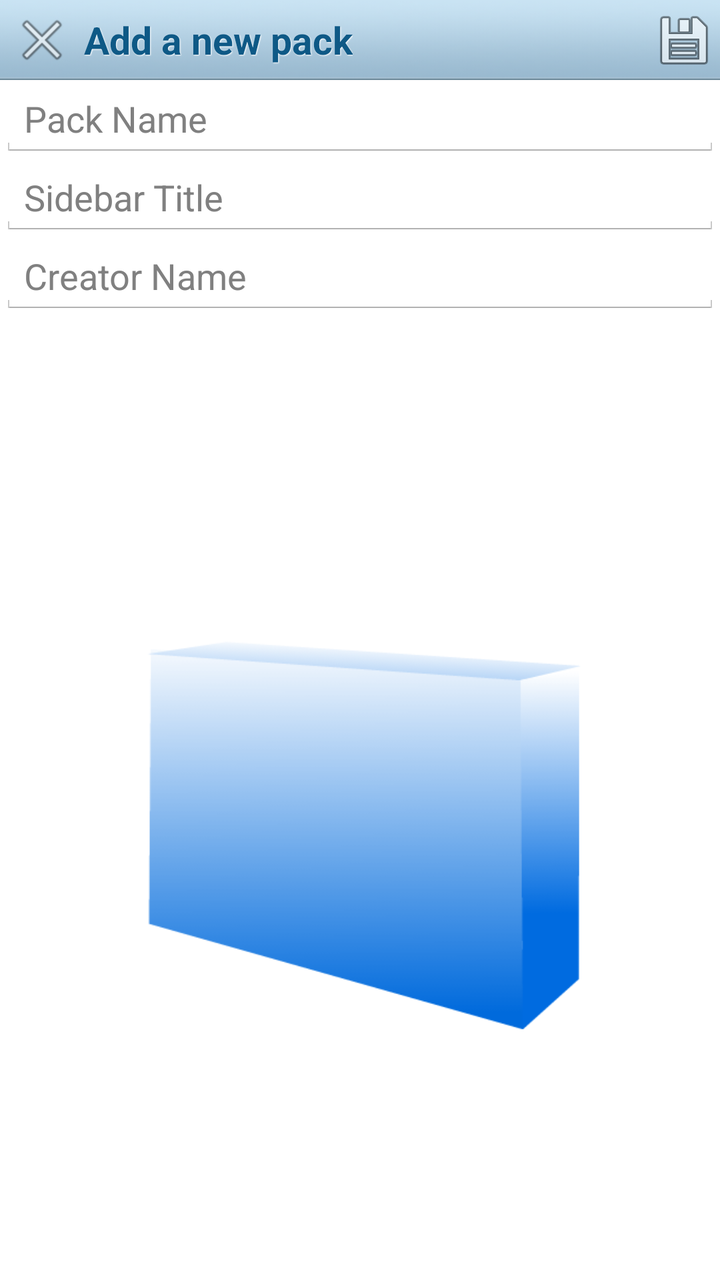
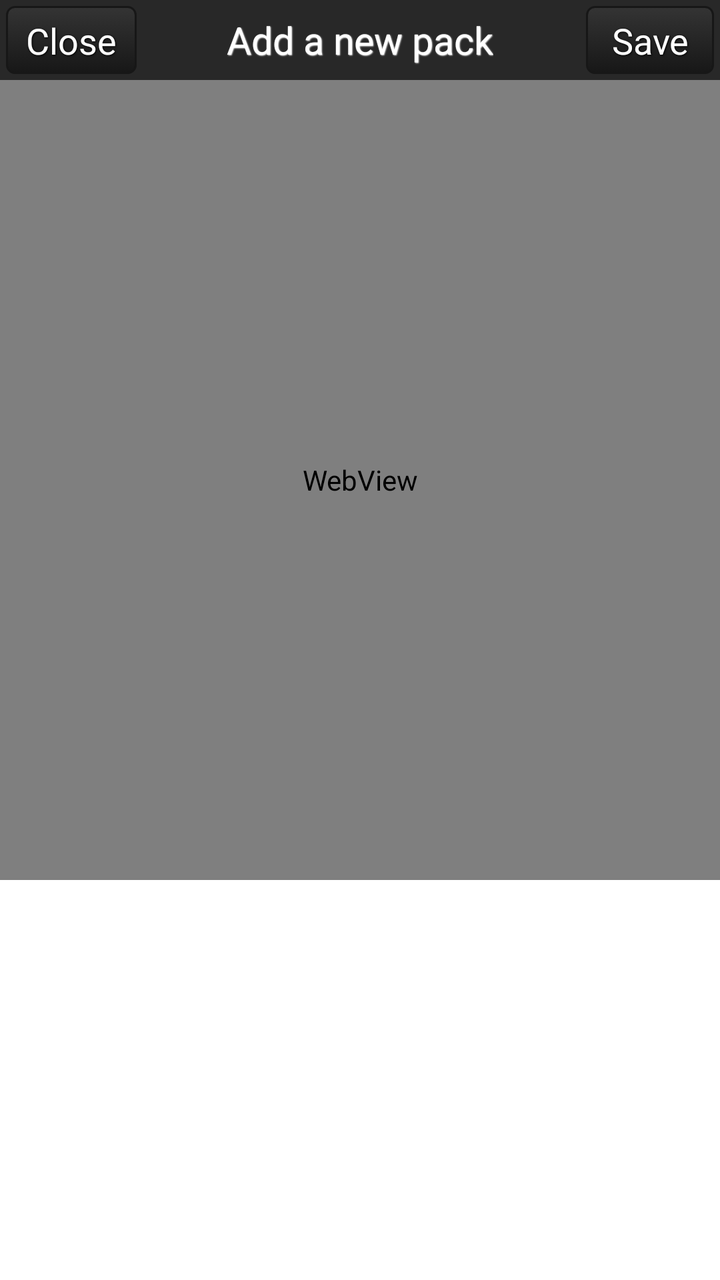

Screens rendered from an Android XML layout before and after an edit, with the pre-edit source and the edit as a unified diff.
<!-- AndroidManifest.xml: application theme AppTheme -->
<!-- res/layout/fragment_help.xml -->
<?xml version="1.0" encoding="utf-8"?>
<LinearLayout xmlns:android="http://schemas.android.com/apk/res/android"
    android:layout_width="fill_parent"
    android:layout_height="fill_parent"
    android:orientation="vertical" >
    
    <include layout="@layout/dialog_header" />

    <LinearLayout
        android:layout_width="match_parent"
        android:layout_height="match_parent"
        android:orientation="vertical" >

        <EditText
            android:id="@+id/fragment_add_pack_pack_name"
            android:layout_width="match_parent"
            android:layout_height="wrap_content"
            android:hint="Pack Name"
            android:ems="10" >
        </EditText>

        <EditText
            android:id="@+id/fragment_add_pack_sidebar_title"
            android:layout_width="match_parent"
            android:layout_height="wrap_content"
            android:hint="Sidebar Title"
            android:ems="10" />

        <EditText
            android:id="@+id/fragment_add_pack_creator"
            android:layout_width="match_parent"
            android:layout_height="wrap_content"
            android:hint="Creator Name"
            android:ems="10" />

        <ImageView
            android:id="@+id/fragment_add_pack_coverImage"
            android:layout_width="fill_parent"
            android:layout_height="fill_parent"
            android:layout_gravity="center"
            android:layout_marginLeft="50dp"
            android:layout_marginRight="50dp"
            android:layout_marginTop="30dp"
            android:scaleType="centerInside"
            android:src="@drawable/pack_cover_default_image" />
    </LinearLayout>

</LinearLayout>
<!-- res/layout/dialog_header.xml (included above) -->
<?xml version="1.0" encoding="utf-8"?>
<RelativeLayout xmlns:android="http://schemas.android.com/apk/res/android"
	android:id="@+id/main_relativelayout_header" 
  	android:layout_width="fill_parent" 
  	android:layout_height="40dip"
  	android:background="@drawable/dialog_head_bg">
  	
    <ImageView
    	android:id="@+id/dialog_head_close_btn"
  		android:layout_width="wrap_content"
		android:layout_height="wrap_content"
		android:layout_centerVertical="true"
		android:layout_alignParentLeft="true"
		android:layout_marginLeft="5.0dip"
		android:src="@android:drawable/ic_menu_close_clear_cancel"/>
    
    <TextView 
        android:id="@+id/main_head_title"
        style="@style/dialog_head_title"
		android:layout_toRightOf="@id/dialog_head_close_btn"
		android:layout_centerVertical="true"
		android:layout_marginLeft="5.0dip"
		android:text="Add a new pack"/>
	
   	<ProgressBar 
		android:id="@+id/main_head_progress" 
		style="@style/loading_small"
		android:layout_toRightOf="@id/main_head_title"
		android:layout_centerVertical="true"
		android:layout_marginLeft="5.0dip"
		android:visibility="gone"/>
    
    <ImageView
    	android:id="@+id/dialog_head_save_btn"
  		android:layout_width="wrap_content"
		android:layout_height="wrap_content"
		android:layout_centerVertical="true"
		android:layout_alignParentRight="true"
		android:layout_marginRight="2.0dip"
		android:background="@android:drawable/ic_menu_save"/>
</RelativeLayout>
<!-- resources referenced by this layout -->
<resources>
  <!-- drawable dialog_head_bg: png bitmap (drawable, 7473 bytes) -->
  <!-- drawable pack_cover_default_image: png bitmap (drawable, 14475 bytes) -->
  <style name="dialog_head_title">
          <item name="android:layout_width">wrap_content</item>
  		<item name="android:layout_height">wrap_content</item>
  		<item name="android:textSize">@dimen/text_size_19</item>
  		<item name="android:textColor">@color/dialog_head_text</item>
  		<item name="android:textStyle">bold</item>
  		<item name="android:shadowColor">#ffffffff</item>
  		<item name="android:shadowDx">1</item>
  		<item name="android:shadowDy">1</item>
  		<item name="android:shadowRadius">1</item>
      </style>
  <style name="loading_small" parent="@android:style/Widget.ProgressBar.Small">
  		<item name="android:indeterminateDrawable">@anim/loading</item>
  		<item name="android:layout_width">21dip</item> 
  		<item name="android:layout_height">21dip</item>
  		<item name="android:layout_gravity">center_vertical</item>
  	</style>
  <style name="AppTheme" parent="AppBaseTheme">
          
      </style>
  <dimen name="text_size_19">19.0dip</dimen>
  <color name="dialog_head_text">#0e5986</color>
  <style name="AppBaseTheme" parent="android:Theme.Light">
          
      </style>
</resources>

<!-- the commit's change to res/layout/fragment_help.xml (unified diff, before → after) -->
@@ -1,90 +1,47 @@
 <?xml version="1.0" encoding="utf-8"?>
 <LinearLayout xmlns:android="http://schemas.android.com/apk/res/android"
-    android:layout_width="fill_parent"
-    android:layout_height="fill_parent"
-    android:orientation="vertical" >
-    
+              android:layout_width="fill_parent"
+              android:layout_height="fill_parent"
+              android:orientation="vertical">
+
     <include layout="@layout/dialog_header" />
 
-    <LinearLayout
-        android:layout_width="match_parent"
-        android:layout_height="match_parent"
-        android:orientation="vertical" >
-
-        <EditText
-            android:id="@+id/fragment_add_pack_pack_name"
-            android:layout_width="match_parent"
-            android:layout_height="wrap_content"
-            android:hint="Pack Name"
-            android:ems="10" >
-        </EditText>
-
-        <EditText
-            android:id="@+id/fragment_add_pack_sidebar_title"
-            android:layout_width="match_parent"
-            android:layout_height="wrap_content"
-            android:hint="Sidebar Title"
-            android:ems="10" />
-
-        <EditText
-            android:id="@+id/fragment_add_pack_creator"
-            android:layout_width="match_parent"
-            android:layout_height="wrap_content"
-            android:hint="Creator Name"
-            android:ems="10" />
-
-        <ImageView
-            android:id="@+id/fragment_add_pack_coverImage"
-            android:layout_width="fill_parent"
-            android:layout_height="fill_parent"
-            android:layout_gravity="center"
-            android:layout_marginLeft="50dp"
-            android:layout_marginRight="50dp"
-            android:layout_marginTop="30dp"
-            android:scaleType="centerInside"
-            android:src="@drawable/pack_cover_default_image" />
-    </LinearLayout>
-
+    <WebView android:id="@+id/help_webview"
+             android:layout_width="fill_parent"
+             android:layout_height="400dp"/>
 </LinearLayout>
 <!-- res/layout/dialog_header.xml (included above) -->
 <?xml version="1.0" encoding="utf-8"?>
-<RelativeLayout xmlns:android="http://schemas.android.com/apk/res/android"
+<FrameLayout xmlns:android="http://schemas.android.com/apk/res/android"
 	android:id="@+id/main_relativelayout_header" 
-  	android:layout_width="fill_parent" 
+  	android:layout_width="fill_parent"
   	android:layout_height="40dip"
   	android:background="@drawable/dialog_head_bg">
   	
-    <ImageView
+    <Button
     	android:id="@+id/dialog_head_close_btn"
   		android:layout_width="wrap_content"
 		android:layout_height="wrap_content"
-		android:layout_centerVertical="true"
-		android:layout_alignParentLeft="true"
+        android:layout_gravity="left"
 		android:layout_marginLeft="5.0dip"
-		android:src="@android:drawable/ic_menu_close_clear_cancel"/>
+        android:background="@drawable/blackbutton"
+        style="@style/BlackButtonText"
+        android:text="Close"/>
     
-    <TextView 
-        android:id="@+id/main_head_title"
+    <TextView
+        android:id="@+id/dialog_title"
         style="@style/dialog_head_title"
-		android:layout_toRightOf="@id/dialog_head_close_btn"
-		android:layout_centerVertical="true"
-		android:layout_marginLeft="5.0dip"
+		android:layout_gravity="center"
 		android:text="Add a new pack"/>
-	
-   	<ProgressBar 
-		android:id="@+id/main_head_progress" 
-		style="@style/loading_small"
-		android:layout_toRightOf="@id/main_head_title"
-		android:layout_centerVertical="true"
-		android:layout_marginLeft="5.0dip"
-		android:visibility="gone"/>
+
     
-    <ImageView
+    <Button
     	android:id="@+id/dialog_head_save_btn"
   		android:layout_width="wrap_content"
 		android:layout_height="wrap_content"
-		android:layout_centerVertical="true"
-		android:layout_alignParentRight="true"
-		android:layout_marginRight="2.0dip"
-		android:background="@android:drawable/ic_menu_save"/>
-</RelativeLayout>
+        android:layout_gravity="right"
+		android:layout_marginRight="5.0dip"
+        android:background="@drawable/blackbutton"
+        style="@style/BlackButtonText"
+		android:text="Save"/>
+</FrameLayout>
<!-- resource entries referenced after the edit -->
@@ -1,29 +1,73 @@
 <!-- resources referenced by this layout -->
 <resources>
-  <!-- drawable dialog_head_bg: png bitmap (drawable, 7473 bytes) -->
-  <!-- drawable pack_cover_default_image: png bitmap (drawable, 14475 bytes) -->
+  <!-- drawable blackbutton (drawable) -->
+  <?xml version="1.0" encoding="utf-8"?>
+  <selector xmlns:android="http://schemas.android.com/apk/res/android">
+      <item android:state_pressed="true" >
+          <shape>
+              <solid
+                      android:color="#343434" />
+              <stroke
+                      android:width="1dp"
+                      android:color="#171717" />
+              <corners
+                      android:radius="3dp" />
+              <padding
+                      android:left="10dp"
+                      android:top="5dp"
+                      android:right="10dp"
+                      android:bottom="5dp" />
+          </shape>
+      </item>
+      <item>
+          <shape>
+              <gradient
+                      android:startColor="#343434"
+                      android:endColor="#171717"
+                      android:angle="270" />
+              <stroke
+                      android:width="1dp"
+                      android:color="#171717" />
+              <corners
+                      android:radius="4dp" />
+              <padding
+                      android:left="10dp"
+                      android:top="5dp"
+                      android:right="10dp"
+                      android:bottom="5dp" />
+          </shape>
+      </item>
+  </selector>
+  <!-- drawable dialog_head_bg: png bitmap (drawable, 1343 bytes) -->
+  <style name="BlackButtonText">
+          <item name="android:layout_width">fill_parent</item>
+          <item name="android:layout_height">wrap_content</item>
+          <item name="android:textColor">#ffffff</item>
+          <item name="android:gravity">center</item>
+          <item name="android:layout_margin">3dp</item>
+          <item name="android:textSize">18dp</item>
+          <item name="android:textStyle">normal</item>
+          <item name="android:shadowColor">#000000</item>
+          <item name="android:shadowDx">1</item>
+          <item name="android:shadowDy">1</item>
+          <item name="android:shadowRadius">2</item>
+      </style>
   <style name="dialog_head_title">
           <item name="android:layout_width">wrap_content</item>
   		<item name="android:layout_height">wrap_content</item>
   		<item name="android:textSize">@dimen/text_size_19</item>
   		<item name="android:textColor">@color/dialog_head_text</item>
-  		<item name="android:textStyle">bold</item>
+  		<item name="android:textStyle">normal</item>
   		<item name="android:shadowColor">#ffffffff</item>
   		<item name="android:shadowDx">1</item>
   		<item name="android:shadowDy">1</item>
   		<item name="android:shadowRadius">1</item>
       </style>
-  <style name="loading_small" parent="@android:style/Widget.ProgressBar.Small">
-  		<item name="android:indeterminateDrawable">@anim/loading</item>
-  		<item name="android:layout_width">21dip</item> 
-  		<item name="android:layout_height">21dip</item>
-  		<item name="android:layout_gravity">center_vertical</item>
-  	</style>
   <style name="AppTheme" parent="AppBaseTheme">
           
       </style>
   <dimen name="text_size_19">19.0dip</dimen>
-  <color name="dialog_head_text">#0e5986</color>
+  <color name="dialog_head_text">#FFFFFF</color>
   <style name="AppBaseTheme" parent="android:Theme.Light">
           
       </style>
